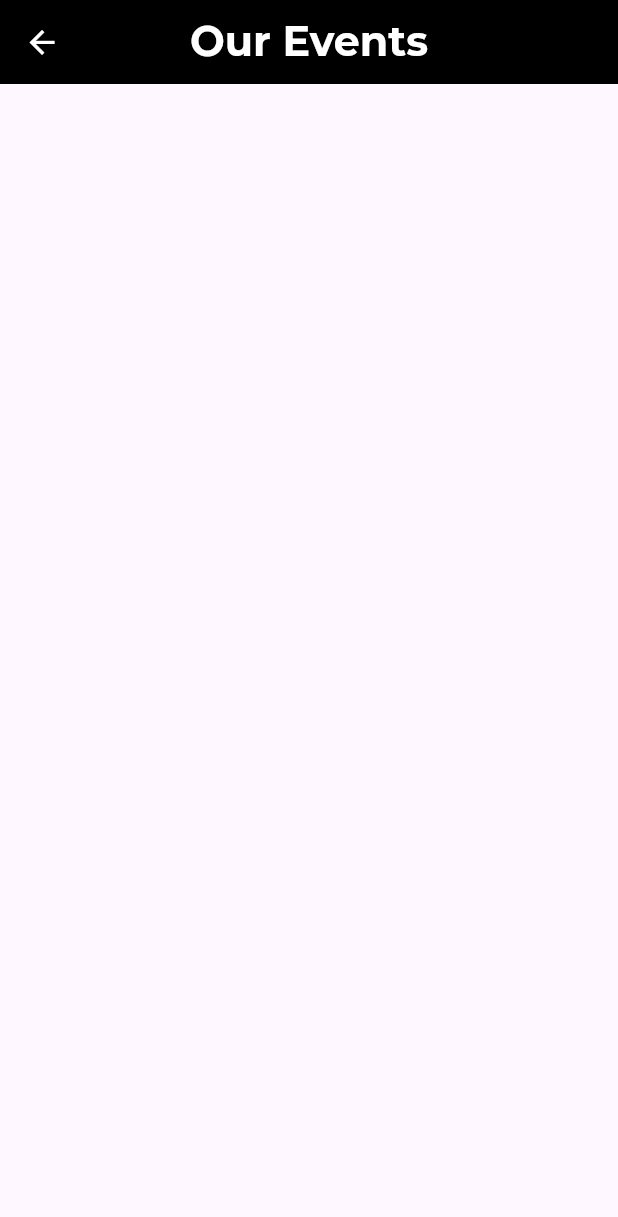
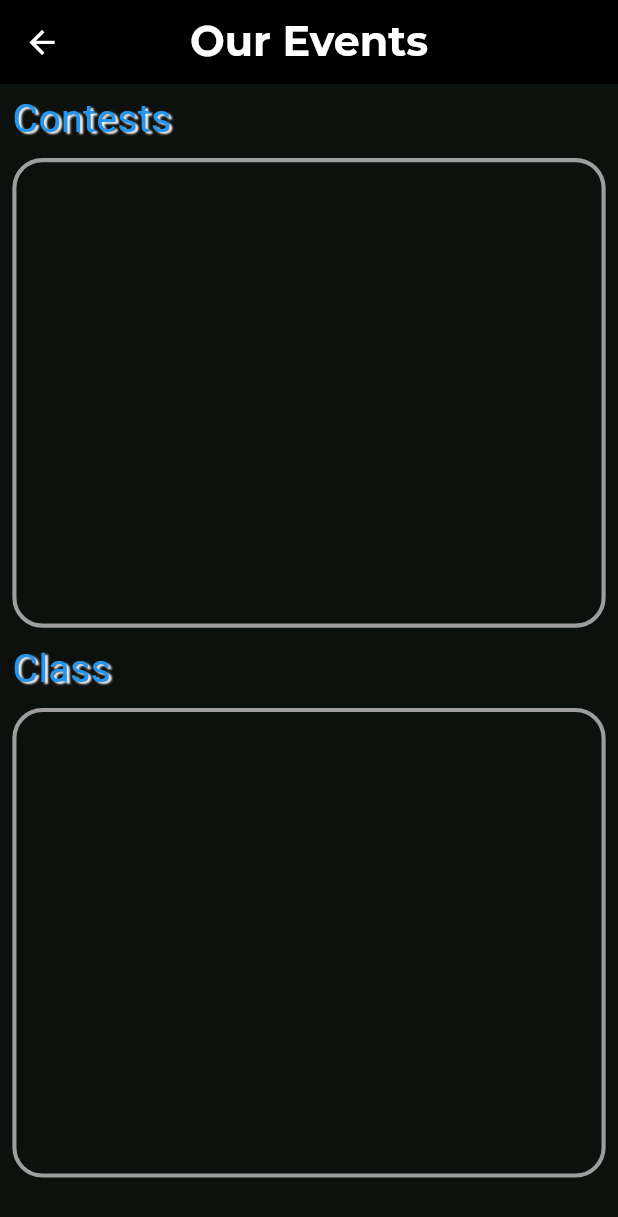
Before and after one commit to indrajit702909/Flutter-Recursion-Demo-App, a Flutter app: the EventsPage screen opened directly, on a phone screen of 412 x 824 dp. Shown: the top 1217 px of the screen. Run offline on Flutter 3.47's test engine with Material 3 defaults, Android fonts, the phone set to English and light mode, and no system bars; our stand-ins replace firebase_auth, firebase_core, sizer; accounts and stored records are empty; network calls fail; project files that could hold a hidden picture were left out.

Commit message:
created events page

```diff
--- a/lib/eventspage.dart
+++ b/lib/eventspage.dart
@@ -12,19 +12,33 @@ class EventsPage extends StatefulWidget {
 }
 
 class _EventsPageState extends State<EventsPage> {
+  List<String> contestName = [];
+  List<String> className = [];
+  List<String> contestImage = [];
+  List<String> classImage = [];
+  List<String> classDescription = [];
+  List<String> contestDescription = [];
+
   Future<void> fetchEventsPage1() async {
     try {
       final response = await http
           .get(Uri.parse('https://recnitdgp.pythonanywhere.com/api/events/'));
 
       if (response.statusCode == 200) {
-        final List<dynamic> jsonData = json.decode(response.body);
-
+        final Map<String, dynamic> jsonData = json.decode(response.body);
+        final List<dynamic> events = jsonData['results'];
         setState(
           () {
-            for (int i = 0; i < jsonData.length; i++) {
-              if (jsonData[0]['results'][i] == 2024) {
-              } else if (jsonData[i]['batch_year'] == 2025) {}
+            for (int i = 0; i < events.length; i++) {
+              if (events[i]['event_type'] == 'Class') {
+                className.add(events[i]['title']);
+                classImage.add(events[i]['image']);
+                classDescription.add(events[i]['description']);
+              } else if (events[i]['event_type'] == 'Contest') {
+                contestName.add(events[i]['title']);
+                contestImage.add(events[i]['image']);
+                contestDescription.add(events[i]['description']);
+              }
             }
           },
         );
@@ -33,14 +47,20 @@ class _EventsPageState extends State<EventsPage> {
         print('Failed to fetch data. Status code: ${response.statusCode}');
       }
     } catch (error) {
-      // Handle other types of errors
       print('Error: $error');
     }
   }
 
   @override
+  void initState() {
+    super.initState();
+    fetchEventsPage1();
+  }
+
+  @override
   Widget build(BuildContext context) {
     return Scaffold(
+      backgroundColor: const Color.fromARGB(255, 13, 17, 14),
       appBar: AppBar(
         backgroundColor: Colors.black,
         leading: IconButton(
@@ -62,7 +82,164 @@ class _EventsPageState extends State<EventsPage> {
         ),
         centerTitle: true,
       ),
-      // body: ListView.builder(itemCount:  ,itemBuilder: ),
+      body: Padding(
+        padding: EdgeInsets.symmetric(horizontal: 2.w),
+        child: Column(
+          crossAxisAlignment: CrossAxisAlignment.start,
+          children: [
+            SizedBox(
+              height: 0.5.h,
+            ),
+            Text(
+              'Contests',
+              style: TextStyle(
+                fontSize: 19.sp,
+                color: Colors.blue,
+                shadows: const [
+                  Shadow(
+                    color: Colors.white,
+                    offset: Offset(2, 1),
+                    blurRadius: 1,
+                  )
+                ],
+              ),
+            ),
+            SizedBox(
+              height: 1.h,
+            ),
+            Container(
+              decoration: BoxDecoration(
+                border: Border.all(
+                  color: Colors.grey,
+                  width: 2.sp,
+                ),
+                borderRadius: BorderRadius.circular(
+                  20,
+                ),
+              ),
+              padding: EdgeInsets.all(
+                4.sp,
+              ),
+              height: 38.h,
+              child: ListView.builder(
+                scrollDirection: Axis.horizontal,
+                itemCount: contestName.length,
+                itemBuilder: (context, index) {
+                  return Container(
+                    color: Colors.indigo[900],
+                    width: 89.w,
+                    child: Column(
+                      mainAxisAlignment: MainAxisAlignment.end,
+                      children: [
+                        SizedBox(
+                          height: 25.h,
+                          width: 60.w,
+                          child: Image.network(
+                            contestImage[index],
+                          ),
+                        ),
+                        Text(
+                          contestName[index],
+                          style: TextStyle(
+                            color: Colors.white,
+                            fontSize: 15.sp,
+                            fontFamily: 'Montserrat',
+                          ),
+                        ),
+                        Text(
+                          contestDescription[index],
+                          style: TextStyle(
+                            color: Colors.white,
+                            fontSize: 10.sp,
+                          ),
+                        ),
+                        SizedBox(
+                          height: 1.h,
+                        ),
+                      ],
+                    ),
+                  );
+                },
+              ),
+            ),
+            SizedBox(
+              height: 1.h,
+            ),
+            Text(
+              'Class',
+              style: TextStyle(
+                fontSize: 19.sp,
+                color: Colors.blue,
+                shadows: const [
+                  Shadow(
+                    color: Colors.white,
+                    offset: Offset(2, 1),
+                    blurRadius: 1,
+                  )
+                ],
+              ),
+            ),
+            SizedBox(
+              height: 1.h,
+            ),
+            Container(
+              decoration: BoxDecoration(
+                border: Border.all(
+                  color: Colors.grey,
+                  width: 2.sp,
+                ),
+                borderRadius: BorderRadius.circular(
+                  20,
+                ),
+              ),
+              padding: EdgeInsets.all(
+                4.sp,
+              ),
+              height: 38.h,
+              child: ListView.builder(
+                scrollDirection: Axis.horizontal,
+                itemCount: className.length,
+                itemBuilder: (context, index) {
+                  return Container(
+                    color: Colors.indigo[900],
+                    width: 89.w,
+                    child: Column(
+                      mainAxisAlignment: MainAxisAlignment.end,
+                      children: [
+                        SizedBox(
+                          height: 25.h,
+                          width: 60.w,
+                          child: Image.network(
+                            classImage[index],
+                          ),
+                        ),
+                        Text(
+                          className[index],
+                          style: TextStyle(
+                            color: Colors.white,
+                            fontSize: 15.sp,
+                            fontFamily: 'Montserrat',
+                          ),
+                        ),
+                        Text(
+                          classDescription[index],
+                          style: TextStyle(
+                            color: Colors.white,
+                            fontSize: 10.sp,
+                          ),
+                        ),
+                        SizedBox(
+                          height: 1.h,
+                        ),
+                      ],
+                    ),
+                  );
+                },
+              ),
+            ),
+          ],
+        ),
+      ),
     );
   }
 }
--- a/lib/homepage.dart
+++ b/lib/homepage.dart
@@ -79,7 +79,7 @@ class _HomePageState extends State<HomePage> {
                 Text(
                   "We are programming community of NIT Durgapur, with focus on improving coding culture institute wide by conducting regular lectures from beginner to advance topics of programming. Our goal is to increase student's participation in inter-collegiate contest like ACM-ICPC and help them get better.",
                   style: TextStyle(
-                    fontSize: 20.sp,
+                    fontSize: 13.sp,
                     fontFamily: 'Montserrat',
                     color: Colors.white,
                   ),
```
Also changed, not shown: lib/loginpage.dart (+18 -11 lines).
